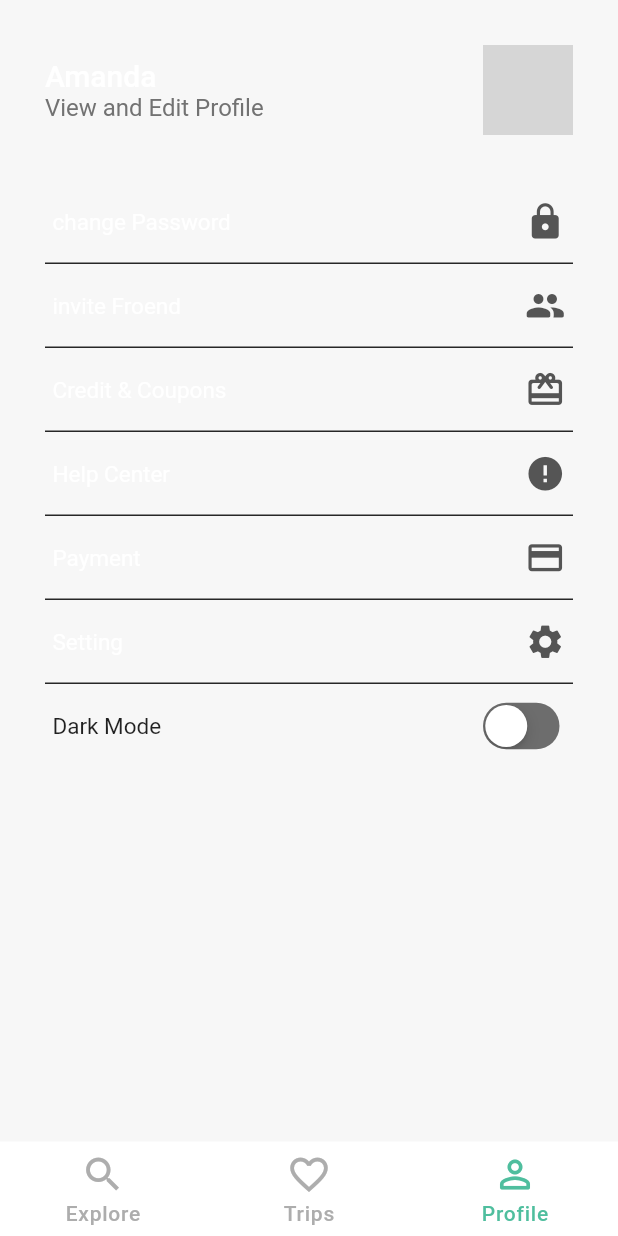
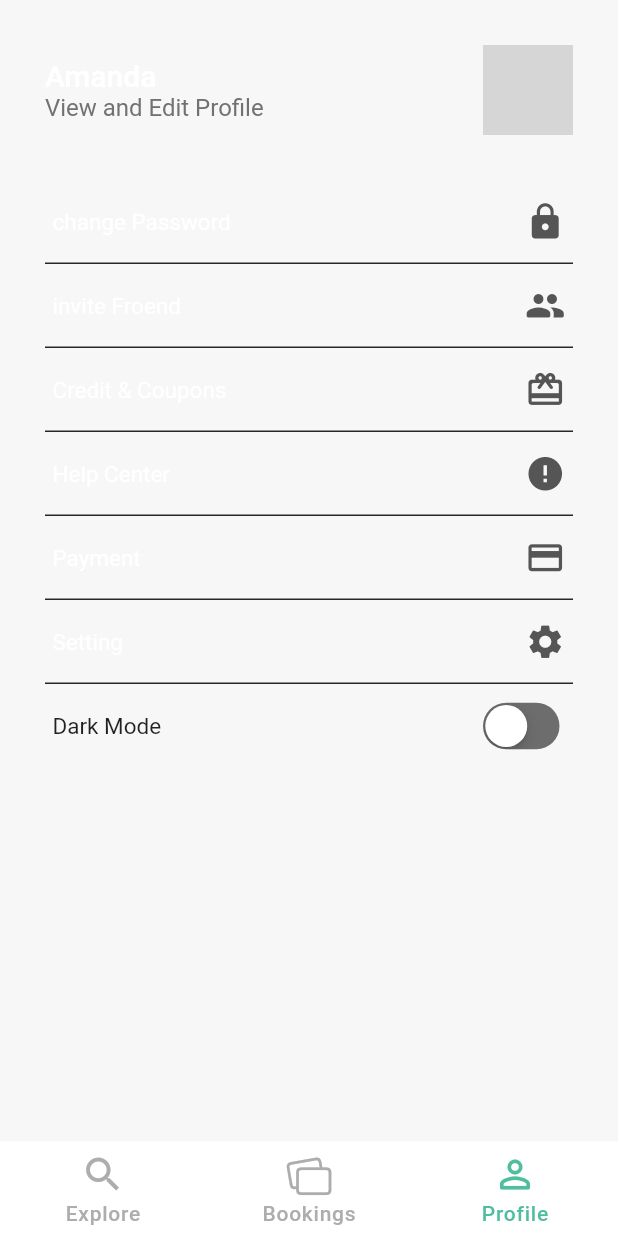
Before and after one commit to Astroshahawy/alo_booking_app, a Flutter app: the HomeBottomNavigationBar screen opened by its route, item 3 of the bottom bar chosen, after a tap on "Amanda", on a phone screen of 412 x 824 dp. Run offline on Flutter 3.47's test engine with Material 2 defaults, Android fonts, the phone set to English and light mode, and no system bars; our stand-ins replace animate_do, cached_network_image, carousel_slider, dartz, dio, equatable and 7 more; missing offline and left inert: macos_ui; accounts and stored records are empty; network calls fail; grey boxes are pictures that could not be loaded.

Commit message:
implements bookings tab

```diff
--- a/lib/core/constants/constants.dart
+++ b/lib/core/constants/constants.dart
@@ -16,6 +16,9 @@ class AppApis {
   static const String registerEndPoint = '/auth/register';
   static const String profileEndPoint = '/auth/profile-info';
   static const String updateProfileEndPoint = '/auth/update-info';
+  static const String createBookingEndPoint = '/create-booking';
+  static const String updateBookingStatusEndPoint = '/update-booking-status';
+  static const String getBookingsEndPoint = '/get-bookings';
   static const String hotelsEndPoint = '/hotels';
   static const String searchHotelsEndPoint = '/search-hotels';
   static const String imagesEndPoint = '/images';
--- a/lib/core/injection/injector.dart
+++ b/lib/core/injection/injector.dart
@@ -6,6 +6,7 @@ import 'package:alo_booking_app/features/authentication/domain/repository/base_a
 import 'package:alo_booking_app/features/authentication/domain/use_cases/login_use_case.dart';
 import 'package:alo_booking_app/features/authentication/domain/use_cases/register_use_case.dart';
 import 'package:alo_booking_app/features/authentication/presentation/cubit/auth_cubit.dart';
+import 'package:alo_booking_app/features/bookings/presentation/cubit/bookings_cubit.dart';
 import 'package:alo_booking_app/features/home_navigation/presentation/cubit/home_navigation_cubit.dart';
 import 'package:alo_booking_app/features/hotels/data/data_source/base_hotels_data_source.dart';
 import 'package:alo_booking_app/features/hotels/data/repository/hotels_repository.dart';
@@ -38,6 +39,7 @@ void initGetIt() {
   getIt.registerFactory(() => AuthBloc(getIt(), getIt()));
   getIt.registerFactory(() => HomeNavigationBloc());
   getIt.registerFactory(() => HotelsCubit(getIt()));
+  getIt.registerFactory(() => BookingsBloc());
   getIt.registerFactory(() => ProfileBloc(getIt(), getIt()));
   getIt.registerFactory(() => SearchHotelsBloc(getIt(),getIt(), getIt()));
 
--- a/lib/core/routes/app_router.dart
+++ b/lib/core/routes/app_router.dart
@@ -26,7 +26,7 @@ class AppRouter {
             return const RegisterScreen();
           case AppRoutes.initScreen:
           default:
-            return  PreDetailsScreen();
+            return const WelcomeScreen();
         }
       },
     );
--- /dev/null
+++ b/lib/features/bookings/presentation/cubit/bookings_state.dart
@@ -0,0 +1,5 @@
+abstract class BookingsState {
+  const BookingsState();
+}
+
+class BookingsInitialState extends BookingsState {}
--- /dev/null
+++ b/lib/features/bookings/presentation/screens/bookings_screen.dart
@@ -0,0 +1,13 @@
+import 'package:alo_booking_app/features/bookings/presentation/widgets/booking_widget.dart';
+import 'package:flutter/material.dart';
+
+class BookingsScreen extends StatelessWidget {
+  const BookingsScreen({super.key});
+
+  @override
+  Widget build(BuildContext context) {
+    return const Scaffold(
+      body: SafeArea(child: BookingsWidget()),
+    );
+  }
+}
--- /dev/null
+++ b/lib/features/bookings/presentation/widgets/booking_widget.dart
@@ -0,0 +1,94 @@
+import 'package:alo_booking_app/features/bookings/presentation/widgets/tab_bar_pages.dart';
+import 'package:flutter/material.dart';
+import 'package:flutter_bloc/flutter_bloc.dart';
+
+import 'package:alo_booking_app/core/constants/constants.dart';
+import 'package:alo_booking_app/core/themes/app_colors.dart';
+import 'package:alo_booking_app/core/themes/cubit/app_theme_cubit.dart';
+import 'package:alo_booking_app/core/themes/cubit/app_theme_state.dart';
+
+class BookingsWidget extends StatelessWidget {
+  const BookingsWidget({super.key});
+
+  @override
+  Widget build(BuildContext context) {
+    return Column(
+      children: [
+        const Padding(
+          padding: EdgeInsets.only(
+            top: 20,
+            left: 20,
+            right: 20,
+          ),
+          child: Align(
+            alignment: Alignment.topLeft,
+            child: Text(
+              'My Bookings',
+              style: TextStyle(
+                fontSize: 24,
+                fontWeight: FontWeight.w900,
+              ),
+            ),
+          ),
+        ),
+        Expanded(
+          child: BlocBuilder<AppThemeBloc, AppThemeState>(
+            builder: (context, state) {
+              return DefaultTabController(
+                length: 3,
+                child: Column(
+                  children: [
+                    Container(
+                      margin:
+                          const EdgeInsets.only(top: 20, left: 20, right: 20),
+                      height: MediaQuery.of(context).size.height * 0.055,
+                      width: double.infinity,
+                      decoration: BoxDecoration(
+                        borderRadius: BorderRadius.circular(100),
+                        color: AppThemeBloc.get(context).isDarkMode
+                            ? AppDarkColors.primaryColor
+                            : AppLightColors.primaryColor,
+                        boxShadow: [
+                          BoxShadow(
+                            color: Colors.black.withOpacity(0.05),
+                            blurRadius: 7.0,
+                            offset: const Offset(0.0, 5.0),
+                          ),
+                        ],
+                      ),
+                      child: TabBar(
+                        overlayColor: MaterialStateProperty.all(
+                            AppColors.defaultColor.withOpacity(0.3)),
+                        indicatorColor: Colors.transparent,
+                        indicatorWeight: 0.1,
+                        labelColor: AppColors.defaultColor,
+                        unselectedLabelColor: AppLightColors.accentColor1,
+                        splashFactory: NoSplash.splashFactory,
+                        splashBorderRadius: BorderRadius.circular(100),
+                        labelStyle: const TextStyle(
+                          fontSize: 16,
+                          fontWeight: FontWeight.w700,
+                        ),
+                        unselectedLabelStyle: const TextStyle(
+                          fontSize: 16,
+                          fontWeight: FontWeight.w700,
+                        ),
+                        tabs: const [
+                          Tab(text: 'Upcoming'),
+                          Tab(text: 'Completed'),
+                          Tab(text: 'Canceled'),
+                        ],
+                      ),
+                    ),
+                    SizedBox(height: MediaQuery.of(context).size.height * 0.01),
+                    const TabBarPages(),
+                  ],
+                ),
+              );
+            },
+          ),
+        ),
+      ],
+    );
+  }
+}
--- /dev/null
+++ b/lib/features/bookings/presentation/widgets/rating_stars_bar.dart
@@ -0,0 +1,24 @@
+import 'package:alo_booking_app/core/constants/constants.dart';
+import 'package:flutter/material.dart';
+import 'package:flutter_rating_bar/flutter_rating_bar.dart';
+
+class RatingStarsWidget extends StatelessWidget {
+  const RatingStarsWidget({Key? key}) : super(key: key);
+
+  @override
+  Widget build(BuildContext context) {
+    return RatingBar.builder(
+      initialRating: 4.5,
+      minRating: 1,
+      direction: Axis.horizontal,
+      allowHalfRating: true,
+      itemCount: 5,
+      itemSize: 18,
+      itemBuilder: (context, _) => const Icon(
+        Icons.star,
+        color: AppColors.defaultColor,
+      ),
+      onRatingUpdate: (rating) {},
+    );
+  }
+}
--- /dev/null
+++ b/lib/features/bookings/presentation/widgets/tab_bar_pages.dart
@@ -0,0 +1,28 @@
+import 'package:alo_booking_app/features/bookings/presentation/widgets/tab_bar_pages/canceled_page.dart';
+import 'package:alo_booking_app/features/bookings/presentation/widgets/tab_bar_pages/completed_page.dart';
+import 'package:alo_booking_app/features/bookings/presentation/widgets/tab_bar_pages/upcoming_page.dart';
+import 'package:flutter/material.dart';
+
+class TabBarPages extends StatelessWidget {
+  const TabBarPages({super.key});
+
+  @override
+  Widget build(BuildContext context) {
+    return const Expanded(
+      child: TabBarView(
+        physics: NeverScrollableScrollPhysics(),
+        children: [
+          UpcomingBookingsPage(
+            key: PageStorageKey('UpcomingBookingsPage'),
+          ),
+          CompletedBookingsPage(
+            key: PageStorageKey('CompletedBookingsPage'),
+          ),
+          CanceledBookingsPage(
+            key: PageStorageKey('CanceledBookingsPage'),
+          ),
+        ],
+      ),
+    );
+  }
+}
--- /dev/null
+++ b/lib/features/bookings/presentation/widgets/tab_bar_pages/upcoming_page.dart
@@ -0,0 +1,162 @@
+import 'package:alo_booking_app/core/constants/constants.dart';
+import 'package:alo_booking_app/core/themes/app_colors.dart';
+import 'package:alo_booking_app/core/themes/cubit/app_theme_cubit.dart';
+import 'package:alo_booking_app/core/themes/cubit/app_theme_state.dart';
+import 'package:alo_booking_app/features/bookings/presentation/widgets/rating_stars_bar.dart';
+import 'package:flutter/material.dart';
+import 'package:flutter_bloc/flutter_bloc.dart';
+
+class UpcomingBookingsPage extends StatelessWidget {
+  const UpcomingBookingsPage({
+    Key? key,
+  }) : super(key: key);
+
+  @override
+  Widget build(BuildContext context) {
+    return ListView.builder(
+      physics: const BouncingScrollPhysics(),
+      itemCount: 7,
+      padding: const EdgeInsets.symmetric(vertical: 15, horizontal: 25),
+      itemBuilder: (context, index) => BlocBuilder<AppThemeBloc, AppThemeState>(
+        builder: (context, state) {
+          return Container(
+            margin: const EdgeInsets.symmetric(vertical: 20),
+            decoration: BoxDecoration(
+              color: AppThemeBloc.get(context).isDarkMode
+                  ? AppDarkColors.primaryColor
+                  : AppLightColors.primaryColor,
+              borderRadius: BorderRadius.circular(15),
+              boxShadow: [
+                BoxShadow(
+                  color: Colors.black.withOpacity(0.05),
+                  blurRadius: 7.0,
+                  offset: const Offset(0.0, 5.0),
+                ),
+              ],
+            ),
+            child: Column(
+              children: [
+                Container(
+                  height: MediaQuery.of(context).size.height * 0.25,
+                  decoration: const BoxDecoration(
+                    image: DecorationImage(
+                      image: NetworkImage(
+                          'https://encrypted-tbn0.gstatic.com/images?q=tbn:ANd9GcQEToqDOfAtJqlcLhymiSOe6TQjz7wQLWHNq3gUcP79eg&s'),
+                      fit: BoxFit.cover,
+                    ),
+                    borderRadius: BorderRadius.only(
+                      topRight: Radius.circular(15),
+                      topLeft: Radius.circular(15),
+                    ),
+                  ),
+                  child: Padding(
+                    padding: const EdgeInsets.all(8.0),
+                    child: Align(
+                      alignment: Alignment.topRight,
+                      child: CircleAvatar(
+                        backgroundColor: AppThemeBloc.get(context).isDarkMode
+                            ? AppDarkColors.primaryColor
+                            : AppLightColors.primaryColor,
+                        radius: 18,
+                        child: const Icon(
+                          Icons.favorite_border_outlined,
+                          color: AppColors.defaultColor,
+                          size: 22,
+                        ),
+                      ),
+                    ),
+                  ),
+                ),
+                Container(
+                  padding:
+                      const EdgeInsets.symmetric(vertical: 10, horizontal: 15),
+                  child: Column(
+                    children: [
+                      Row(
+                        mainAxisAlignment: MainAxisAlignment.spaceBetween,
+                        children: const [
+                          Text(
+                            'Hotel name',
+                            style: TextStyle(
+                              fontSize: 22,
+                              fontWeight: FontWeight.w900,
+                              wordSpacing: 1,
+                            ),
+                          ),
+                          Text(
+                            'E£500',
+                            style: TextStyle(
+                              fontSize: 22,
+                              fontWeight: FontWeight.w900,
+                            ),
+                          )
+                        ],
+                      ),
+                      Row(
+                        mainAxisAlignment: MainAxisAlignment.spaceBetween,
+                        children: [
+                          Row(
+                            mainAxisAlignment: MainAxisAlignment.start,
+                            children: const [
+                              Text(
+                                'Wembley, London',
+                                style: TextStyle(
+                                  color: AppLightColors.accentColor1,
+                                  fontWeight: FontWeight.w700,
+                                ),
+                              ),
+                              Icon(
+                                Icons.location_on,
+                                color: AppColors.defaultColor,
+                                size: 20,
+                              ),
+                              Text(
+                                '2.0km to city',
+                                style: TextStyle(
+                                  color: AppLightColors.accentColor1,
+                                  fontWeight: FontWeight.w500,
+                                ),
+                              ),
+                            ],
+                          ),
+                          const Text(
+                            '/per night',
+                            style: TextStyle(
+                                color: AppLightColors.accentColor1,
+                                fontWeight: FontWeight.w700),
+                          ),
+                        ],
+                      ),
+                      Row(
+                        mainAxisAlignment: MainAxisAlignment.start,
+                        children: const [
+                          RatingStarsWidget(),
+                          SizedBox(
+                            width: 5,
+                          ),
+                          Text(
+                            '80 Reviews',
+                            style: TextStyle(
+                              color: AppLightColors.accentColor1,
+                              fontWeight: FontWeight.w500,
+                            ),
+                          ),
+                        ],
+                      )
+                    ],
+                  ),
+                ),
+              ],
+            ),
+          );
+        },
+      ),
+    );
+    // return const NoBookingText(text: 'No upcoming bookings yet..');
+    // return BlocBuilder<BookingBloc, BookingState>(
+    //   builder: (context, state) {
+    //     return PageContent();
+    //   },
+    // );
+  }
+}
--- a/lib/features/home_navigation/presentation/cubit/home_navigation_cubit.dart
+++ b/lib/features/home_navigation/presentation/cubit/home_navigation_cubit.dart
@@ -1,5 +1,7 @@
+import 'package:alo_booking_app/features/bookings/presentation/screens/bookings_screen.dart';
 import 'package:alo_booking_app/features/home_navigation/presentation/cubit/home_navigation_state.dart';
 import 'package:alo_booking_app/features/profile/presentation/screens/profile/profile_page.dart';
+import 'package:flutter/cupertino.dart';
 import 'package:flutter/material.dart';
 import 'package:flutter_bloc/flutter_bloc.dart';
 
@@ -13,14 +15,14 @@ class HomeNavigationBloc extends Cubit<HomeNavigationState> {
 
   final Map<String, IconData> icons = {
     'Explore': Icons.search,
-    'Trips': Icons.favorite_border_outlined,
+    'Bookings': CupertinoIcons.rectangle_on_rectangle_angled,
     'Profile': Icons.person_outline_rounded,
   };
 
   final List<Widget> screens = [
     // const HotelsScreen(key: PageStorageKey(AppRoutes.hotelsScreen)),
     const Scaffold(),
-    const Scaffold(),
+    const BookingsScreen(),
     const ProfilePage(),
   ];
 
```
Also changed, not shown: lib/features/bookings/presentation/cubit/bookings_cubit.dart (added, +8 -0 lines), lib/features/bookings/presentation/widgets/tab_bar_pages/canceled_page.dart (added, +22 -0 lines), lib/features/bookings/presentation/widgets/tab_bar_pages/completed_page.dart (added, +144 -0 lines), lib/features/bookings/presentation/widgets/tab_bar_pages/no_booking_text.dart (added, +23 -0 lines), lib/features/bookings/presentation/widgets/tab_bar_pages/page_content.dart (added, +27 -0 lines), 63 other files.
